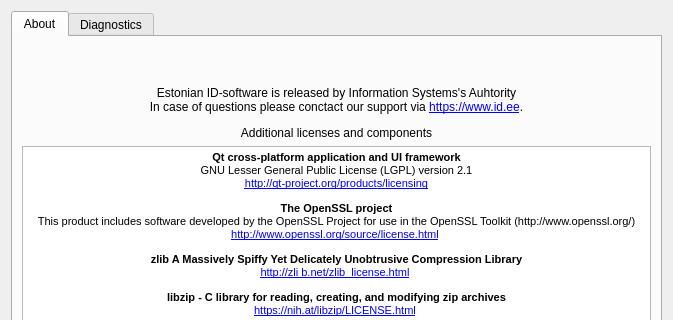
Above: common/AboutDialog.ui from open-eid/TeRa before the change; both pictures show x 0 to 673 and y 0 to 320 of the 673 by 516 pixel window. Below: the same form after it.
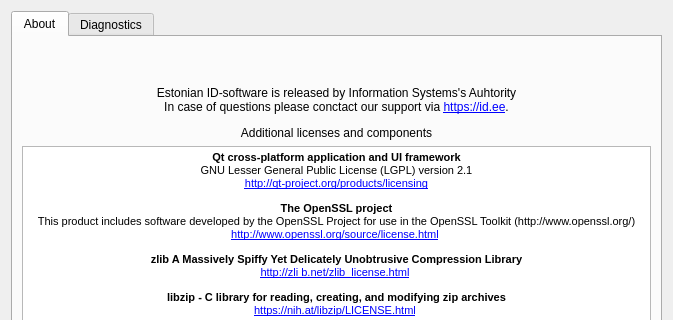
That is the form after the change. Icons and pictures are not drawn.

Patch:
```diff
--- a/common/AboutDialog.ui
+++ b/common/AboutDialog.ui
@@ -25,6 +25,9 @@
      <property name="elideMode">
       <enum>Qt::ElideMiddle</enum>
      </property>
+     <property name="usesScrollButtons">
+      <bool>false</bool>
+     </property>
      <widget class="QWidget" name="aboutTab">
       <attribute name="title">
        <string>About</string>
@@ -60,7 +63,7 @@
         <widget class="QLabel" name="label">
          <property name="text">
           <string>&lt;p&gt;Estonian ID-software is released by Information Systems's Auhtority&lt;br /&gt;
-In case of questions please conctact our support via &lt;a href=&quot;https://www.id.ee&quot;&gt;https://www.id.ee&lt;/a&gt;.&lt;/p&gt;
+In case of questions please conctact our support via &lt;a href=&quot;https://id.ee&quot;&gt;https://id.ee&lt;/a&gt;.&lt;/p&gt;
 Additional licenses and components</string>
          </property>
          <property name="alignment">
```
Left out of the diff: 3 changed lines with no effect on the pictures.
